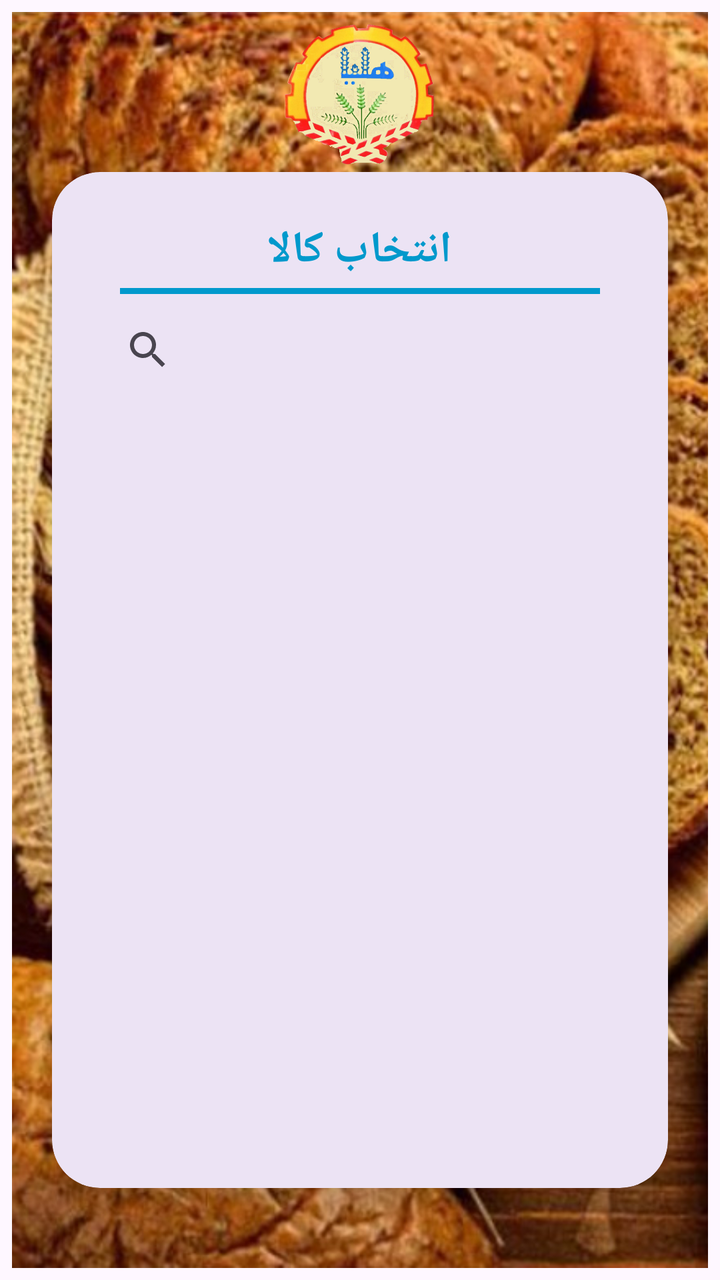
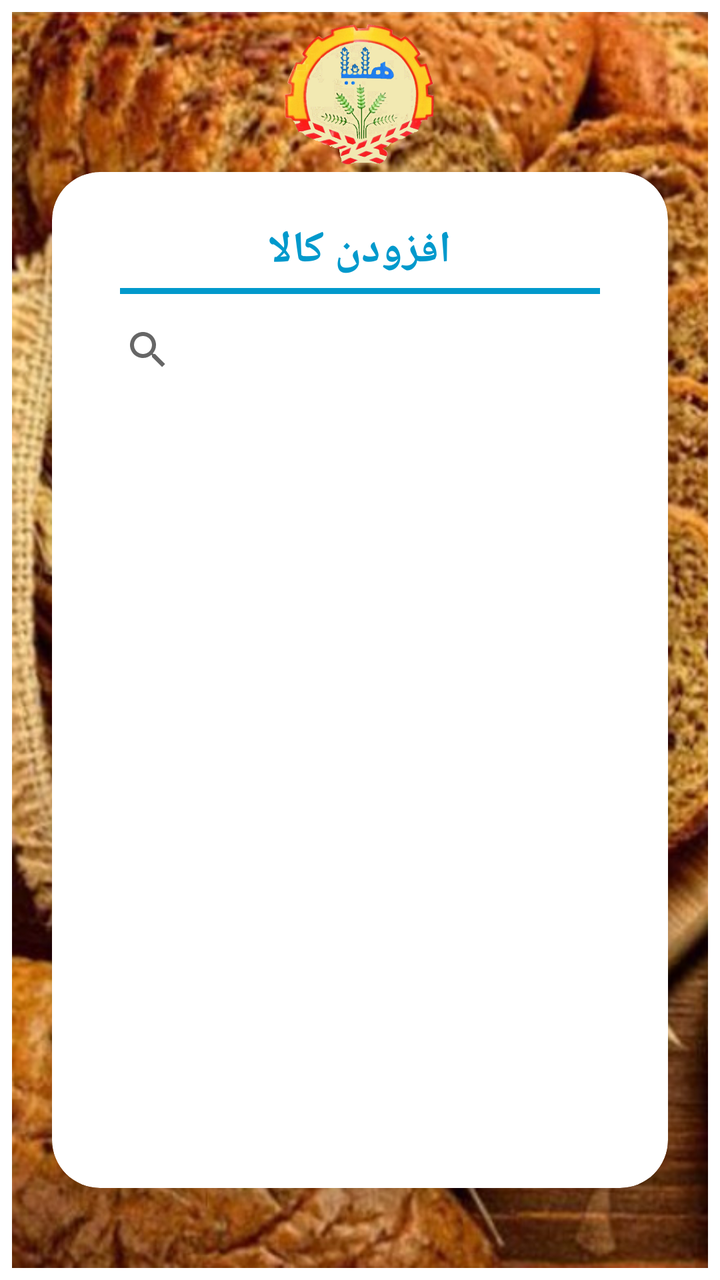

An Android layout rendered at two revisions. The XML below is the earlier revision; the diff shows what the commit changed to produce the second picture.
<!-- AndroidManifest.xml: application theme Theme.Helia -->
<!-- res/layout/activity_product.xml -->
<?xml version="1.0" encoding="utf-8"?>
<ScrollView xmlns:android="http://schemas.android.com/apk/res/android"
    xmlns:app="http://schemas.android.com/apk/res-auto"
    xmlns:tools="http://schemas.android.com/tools"
    android:id="@+id/main"
    android:layout_width="match_parent"
    android:layout_height="match_parent"
    android:fillViewport="true">

    <androidx.constraintlayout.widget.ConstraintLayout
        android:layout_width="match_parent"
        android:layout_height="wrap_content"
        android:padding="6dp">
        
        <ImageView
            android:id="@+id/ivBackground"
            android:layout_width="0dp"
            android:layout_height="0dp"
            android:scaleType="centerCrop"
            android:src="@drawable/h62"
            app:layout_constraintBottom_toBottomOf="parent"
            app:layout_constraintEnd_toEndOf="parent"
            app:layout_constraintStart_toStartOf="parent"
            app:layout_constraintTop_toTopOf="parent" />

        <ImageView
            android:id="@+id/ivLogo"
            android:layout_width="80dp"
            android:layout_height="80dp"
            android:layout_marginBottom="24dp"
            android:src="@drawable/helia2"
            app:layout_constraintTop_toTopOf="@id/ivBackground"
            app:layout_constraintEnd_toEndOf="parent"
            app:layout_constraintStart_toStartOf="parent"
            />

        
        <com.google.android.material.card.MaterialCardView
            android:id="@+id/cardContainer"
            android:layout_width="match_parent"
            android:layout_height="0dp"
            android:layout_marginLeft="20dp"
            android:layout_marginRight="20dp"
            android:layout_marginTop="80dp"
            android:layout_marginBottom="40dp"
            app:cardCornerRadius="24dp"
            app:cardElevation="8dp"
            app:layout_constraintStart_toStartOf="@+id/ivBackground"
            app:layout_constraintTop_toTopOf="@id/ivBackground"
            app:layout_constraintBottom_toBottomOf="@id/ivBackground"
            app:strokeWidth="0dp"
            >

            <LinearLayout
                android:layout_width="match_parent"
                android:layout_height="match_parent"
                android:orientation="vertical"
                android:padding="24dp">

                <TextView
                    android:layout_width="wrap_content"
                    android:layout_height="wrap_content"
                    android:layout_gravity="center"
                    android:text="انتخاب کالا"
                    android:textColor="#0099CC"
                    android:textSize="22sp"
                    android:textStyle="bold" />

                <View
                    android:layout_width="wrap_content"
                    android:layout_height="3dp"
                    android:layout_gravity="center"
                    android:layout_marginLeft="10dp"
                    android:layout_marginTop="4dp"
                    android:layout_marginRight="10dp"
                    android:layout_marginBottom="4dp"
                    android:background="#0099CC" />

                <SearchView
                    android:id="@+id/searchView"
                    android:layout_width="match_parent"
                    android:layout_height="wrap_content"
                    android:queryHint="جستجوی کالا"/>

                <androidx.recyclerview.widget.RecyclerView
                    android:id="@+id/rvProducts"
                    android:layout_width="match_parent"
                    android:layout_height="match_parent"/>

            </LinearLayout>
        </com.google.android.material.card.MaterialCardView>

    </androidx.constraintlayout.widget.ConstraintLayout>
</ScrollView>
<!-- resources referenced by this layout -->
<resources>
  <!-- drawable h62: jpg bitmap (drawable, 373856 bytes) -->
  <!-- drawable helia2: png bitmap (drawable, 226367 bytes) -->
  <style name="Theme.Helia" parent="Base.Theme.Helia" />
  <style name="Base.Theme.Helia" parent="Theme.Material3.DayNight.NoActionBar">
          
          
      </style>
</resources>

<!-- the commit's change to res/layout/activity_product.xml (unified diff, before → after) -->
@@ -61,7 +61,7 @@
                     android:layout_width="wrap_content"
                     android:layout_height="wrap_content"
                     android:layout_gravity="center"
-                    android:text="انتخاب کالا"
+                    android:text="افزودن کالا"
                     android:textColor="#0099CC"
                     android:textSize="22sp"
                     android:textStyle="bold" />
<!-- resource entries referenced after the edit -->
@@ -2,10 +2,14 @@
 <resources>
   <!-- drawable h62: jpg bitmap (drawable, 373856 bytes) -->
   <!-- drawable helia2: png bitmap (drawable, 226367 bytes) -->
-  <style name="Theme.Helia" parent="Base.Theme.Helia" />
-  <style name="Base.Theme.Helia" parent="Theme.Material3.DayNight.NoActionBar">
-          
-          
+  <style name="Theme.Helia" parent="Theme.MaterialComponents.DayNight.NoActionBar">
+  
+          <item name="android:statusBarColor">@android:color/white</item>
+          <item name="android:navigationBarColor">@android:color/white</item>
+  
+          <item name="android:windowLightStatusBar">true</item>
+          <item name="android:windowLightNavigationBar">true</item>
+  
       </style>
 </resources>
 
